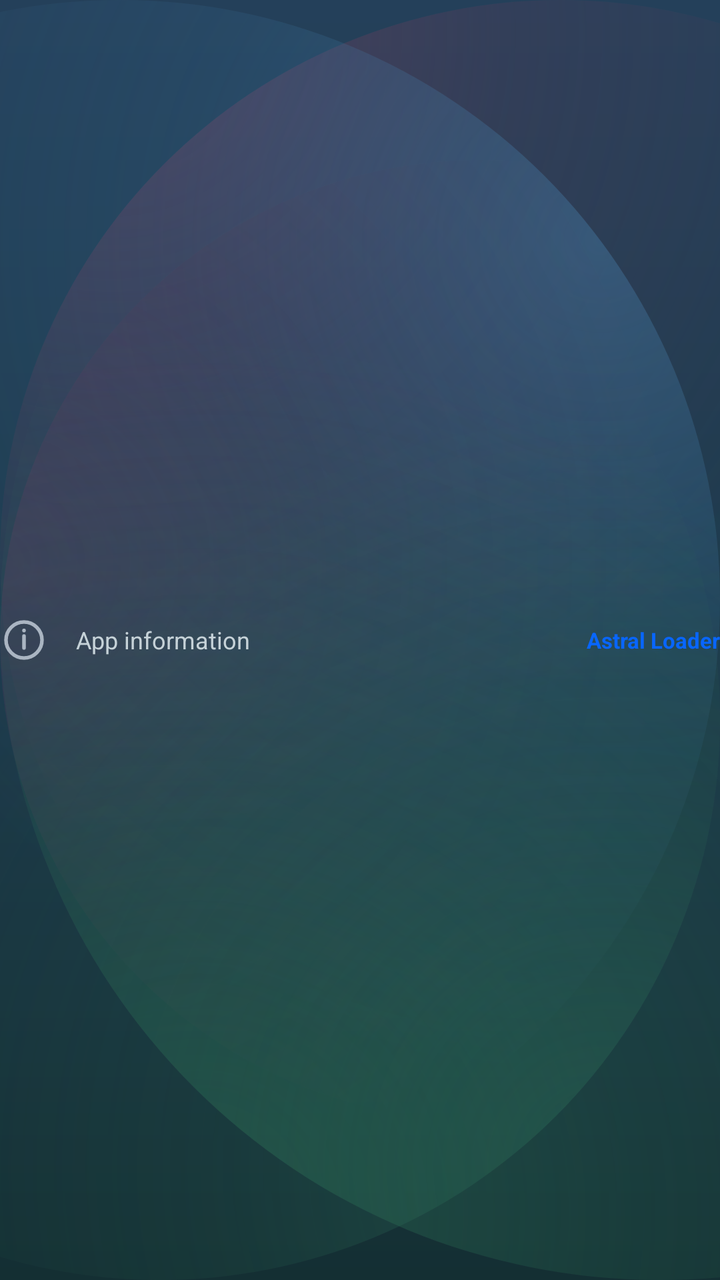
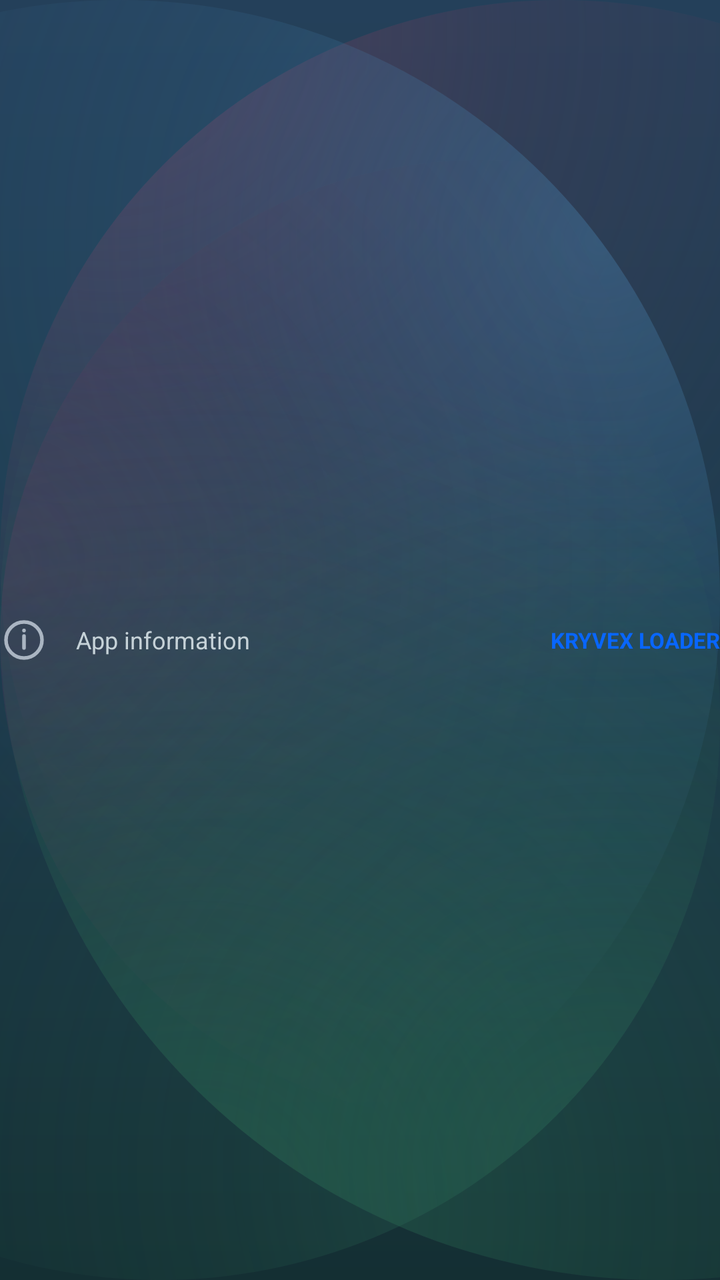

Screens rendered from an Android XML layout before and after an edit, with the pre-edit source and the edit as a unified diff.
<!-- AndroidManifest.xml: application theme AppTheme -->
<!-- res/layout/item_about_detail.xml -->
<?xml version="1.0" encoding="utf-8"?>
<LinearLayout xmlns:android="http://schemas.android.com/apk/res/android"
    android:layout_width="match_parent"
    android:layout_height="44dp"
    android:gravity="center_vertical"
    android:orientation="horizontal">

    <ImageView
        android:id="@+id/about_detail_icon"
        android:layout_width="24dp"
        android:layout_height="24dp"
        android:contentDescription="Detail"
        android:src="@drawable/ic_about" />

    <TextView
        android:id="@+id/about_detail_label"
        android:layout_width="0dp"
        android:layout_height="wrap_content"
        android:layout_marginStart="14dp"
        android:layout_weight="1"
        android:text="App information"
        android:textColor="@color/loader_text_secondary"
        android:textSize="12sp" />

    <TextView
        android:id="@+id/about_detail_value"
        android:layout_width="wrap_content"
        android:layout_height="wrap_content"
        android:gravity="end"
        android:text="Astral Loader"
        android:textColor="@color/loader_accent"
        android:textSize="11sp"
        android:textStyle="bold" />
</LinearLayout>
<!-- resources referenced by this layout -->
<resources>
  <color name="loader_accent">#0866FF</color>
  <color name="loader_text_secondary">#C6D2D8</color>
  <!-- drawable ic_about (drawable) -->
  <?xml version="1.0" encoding="utf-8"?>
  <vector xmlns:android="http://schemas.android.com/apk/res/android" android:width="20dp" android:height="20dp" android:viewportWidth="24" android:viewportHeight="24">
      <path android:fillColor="@android:color/transparent" android:pathData="M12,3a9,9 0,1 0,0 18,9 9,0 0,0 0,-18zM12,10v6M12,7.2v0.1" android:strokeColor="#AAB5C2" android:strokeWidth="1.8" android:strokeLineCap="round" />
  </vector>
  <style name="AppTheme" parent="Theme.Material3.Dark.NoActionBar">
          <item name="android:navigationBarColor">@android:color/transparent</item>
          <item name="android:windowLightNavigationBar">false</item>
          <item name="android:windowBackground">@drawable/kryvex_gradient</item>
          <item name="android:textColor">@color/loader_text_primary</item>
          <item name="android:statusBarColor">@android:color/transparent</item>
          <item name="android:windowLightStatusBar">false</item>
          <item name="colorPrimary">@color/loader_accent</item>
          <item name="colorSecondary">@color/loader_accent_light</item>
          <item name="colorOnPrimary">@android:color/white</item>
          <item name="colorSurface">@color/loader_surface</item>
          <item name="android:colorBackground">@color/loader_background</item>
      </style>
  <!-- drawable kryvex_gradient: vector/xml drawable (drawable, 2953 chars, omitted) -->
  <color name="loader_text_primary">#FFFFFF</color>
  <color name="loader_accent_light">#4C8DFF</color>
  <color name="loader_surface">#1C333B</color>
  <color name="loader_background">#16292F</color>
</resources>

<!-- the commit's change to res/layout/item_about_detail.xml (unified diff, before → after) -->
@@ -27,7 +27,7 @@
         android:layout_width="wrap_content"
         android:layout_height="wrap_content"
         android:gravity="end"
-        android:text="Astral Loader"
+        android:text="KRYVEX LOADER"
         android:textColor="@color/loader_accent"
         android:textSize="11sp"
         android:textStyle="bold" />
